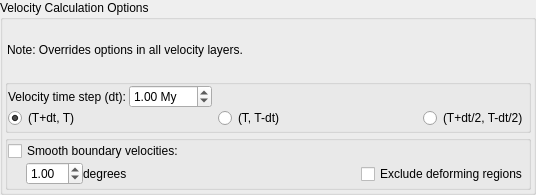
Qt form src/qt-widgets/ExportVelocityCalculationOptionsWidgetUi.ui (GPlates/GPlates) before a commit.
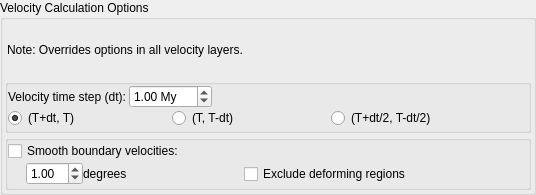
The same form after that commit.

Commit message: (trunk) Removed unused variables and some renames for export velocities animation.

Patch:
```diff
--- a/src/qt-widgets/ExportVelocityCalculationOptionsWidgetUi.ui
+++ b/src/qt-widgets/ExportVelocityCalculationOptionsWidgetUi.ui
@@ -184,6 +184,19 @@
              </property>
             </widget>
            </item>
+           <item>
+            <spacer name="horizontalSpacer_2">
+             <property name="orientation">
+              <enum>Qt::Horizontal</enum>
+             </property>
+             <property name="sizeHint" stdset="0">
+              <size>
+               <width>40</width>
+               <height>20</height>
+              </size>
+             </property>
+            </spacer>
+           </item>
           </layout>
          </item>
         </layout>
@@ -275,6 +288,19 @@
                 </property>
                </widget>
               </item>
+              <item>
+               <spacer name="horizontalSpacer">
+                <property name="orientation">
+                 <enum>Qt::Horizontal</enum>
+                </property>
+                <property name="sizeHint" stdset="0">
+                 <size>
+                  <width>40</width>
+                  <height>20</height>
+                 </size>
+                </property>
+               </spacer>
+              </item>
              </layout>
             </widget>
            </item>
```
The commit also changes 3 other files.
